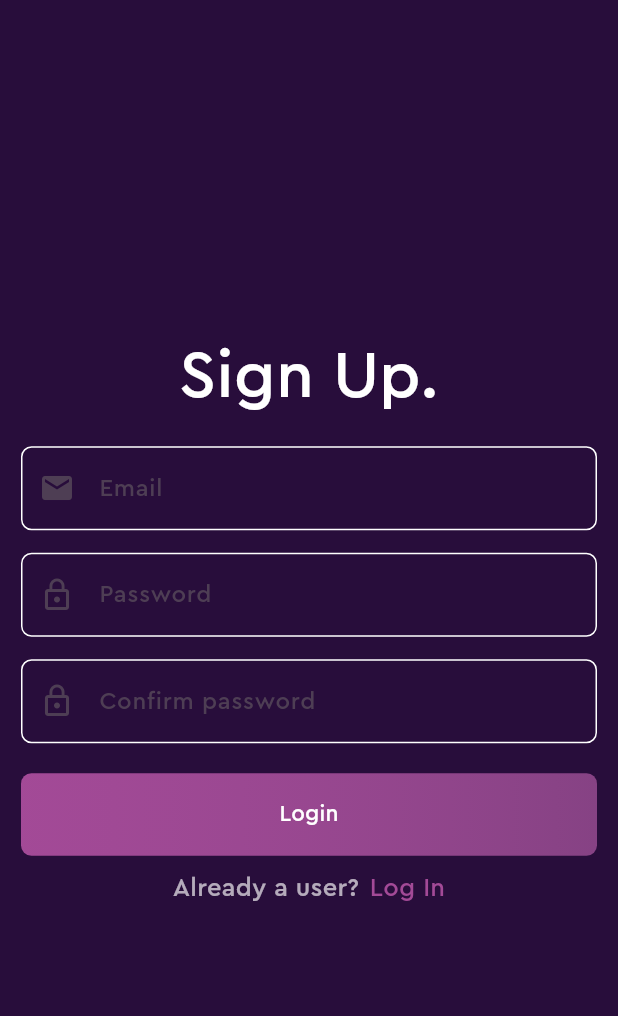
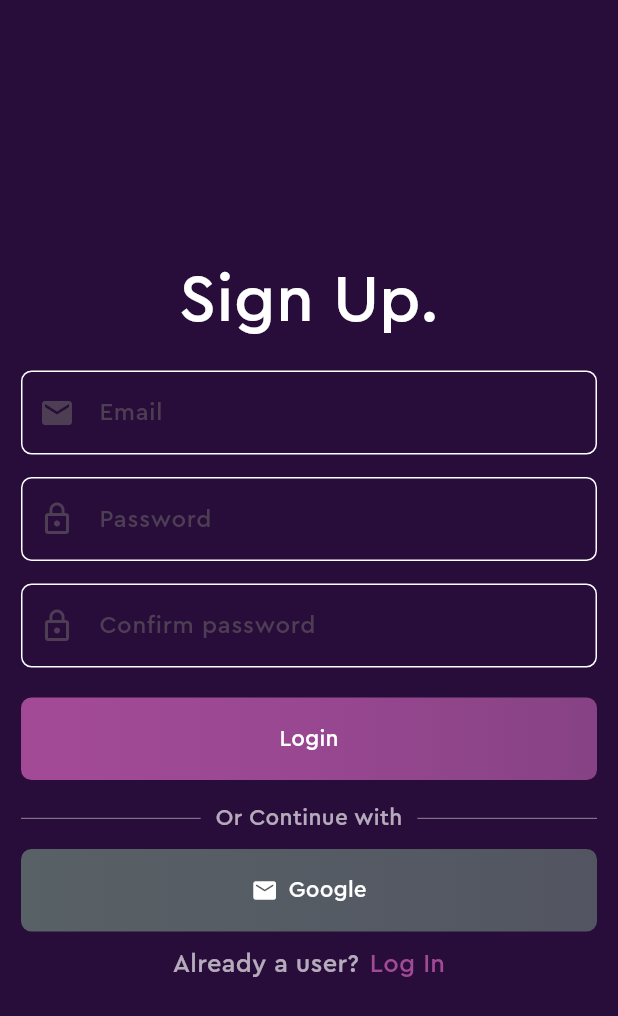
Before and after one commit to Sarania-M/PayTrack, a Flutter app: the screen it shows after launch, after a tap on "Sign Up", on a phone screen of 412 x 824 dp. Shown: the top 1016 px of the screen. Run offline on Flutter 3.47's test engine with Material 3 defaults, Android fonts, the phone set to English and light mode, and no system bars; our stand-ins replace cloud_firestore, firebase_auth, firebase_core, fl_chart, flutter_slidable, google_sign_in; accounts and stored records are empty; network calls fail.

Commit message:
added all required pages

```diff
--- a/lib/pages/auth/login_page.dart
+++ b/lib/pages/auth/login_page.dart
@@ -1,3 +1,4 @@
+import 'package:expenseapp/methods/auth_service.dart';
 import 'package:expenseapp/methods/expenses_data.dart';
 import 'package:expenseapp/models/gradient_button.dart';
 import 'package:expenseapp/models/input_field.dart';
@@ -92,14 +93,6 @@ void showError(String message, BuildContext context) {
                 InputField(hintText: 'Email', cont: emailCont, val: false,icon: Icon(Icons.email_rounded),),
                 SizedBox(height: 15,),
                 InputField(hintText: 'Password', cont: passCont, val: true,icon: Icon(Icons.lock_outline),),
-                SizedBox(height: 10,),
-                Row(
-
-                  children: [
-                    const SizedBox(width: 228,),
-                    Text('Forgot your password?',style: TextStyle(fontFamily: 'Cera',color: const Color.fromARGB(167, 255, 255, 255),fontSize: 15),)
-                  ],
-                ),
                 const SizedBox(height: 20,),
                 GradientButton(labelText: 'Login', onTap: () => logUserIn(emailCont, passCont), color1: Color.fromARGB(198, 198, 91, 177), color2: const Color.fromARGB(255, 134, 66, 132)),
                 const SizedBox(height: 15,),
@@ -119,7 +112,7 @@ void showError(String message, BuildContext context) {
                 borderRadius: BorderRadius.circular(7),
                 gradient: LinearGradient(colors: [const Color.fromARGB(255, 88, 97, 102),const Color.fromARGB(212, 91, 100, 105)])
                 ),
-                child: ElevatedButton(onPressed: () {},
+                child: ElevatedButton(onPressed: ()=> AuthService().handleGoogleLogin(context),
                 style: ElevatedButton.styleFrom(
                 backgroundColor: const Color.fromARGB(0, 255, 255, 255),
                 fixedSize: const Size(384, 55),
@@ -131,7 +124,7 @@ void showError(String message, BuildContext context) {
 
                     SizedBox(width: 7,),
 
-                    Text('Google',style: TextStyle(color: Colors.white,fontFamily: 'Cera',fontSize: 15),),
+                    Text('Google',style: TextStyle(color: Colors.white,fontFamily: 'Cera',fontSize: 15),)
                   ],
                 )),
                 ),
--- a/lib/pages/auth/signup_page.dart
+++ b/lib/pages/auth/signup_page.dart
@@ -1,3 +1,4 @@
+import 'package:expenseapp/methods/auth_service.dart';
 import 'package:expenseapp/methods/expenses_data.dart';
 import 'package:expenseapp/models/gradient_button.dart';
 import 'package:expenseapp/models/input_field.dart';
@@ -103,6 +104,39 @@ void showError(String message, BuildContext context) {
                 InputField(hintText: 'Confirm password', cont: confirmPass, val: true,icon: Icon(Icons.lock_outline),),
                 const SizedBox(height: 20,),
                 GradientButton(labelText: 'Login', onTap: () => registerUser(emailCont, passCont, confirmPass),color1:Color.fromARGB(198, 198, 91, 177),color2:const Color.fromARGB(255, 134, 66, 132)),
+                const SizedBox(height: 15,),
+                Row(children: [
+                  const SizedBox(width: 14,),
+                  Expanded(child: Divider(color: const Color.fromARGB(167, 255, 255, 255),thickness: 0.5,)),
+                  const SizedBox(width: 10,),
+                  Text('Or Continue with',style: TextStyle(fontFamily: 'Cera',color: const Color.fromARGB(167, 255, 255, 255),fontSize: 15),),
+                  const SizedBox(width: 10,),
+                  Expanded(child: Divider(color: const Color.fromARGB(167, 255, 255, 255),thickness: 0.5,)),
+                  const SizedBox(width: 14,),
+
+                ],),
+                const SizedBox(height:10),
+                Container(
+                decoration: BoxDecoration(
+                borderRadius: BorderRadius.circular(7),
+                gradient: LinearGradient(colors: [const Color.fromARGB(255, 88, 97, 102),const Color.fromARGB(212, 91, 100, 105)])
+                ),
+                child: ElevatedButton(onPressed: ()=> AuthService().handleGoogleLogin(context),
+                style: ElevatedButton.styleFrom(
+                backgroundColor: const Color.fromARGB(0, 255, 255, 255),
+                fixedSize: const Size(384, 55),
+                shadowColor: const Color.fromARGB(0, 22, 20, 20),
+                ), child: Row(
+                  mainAxisAlignment: MainAxisAlignment.center,
+                  children: [
+                    Icon(Icons.email_rounded,color: Colors.white,),
+
+                    SizedBox(width: 7,),
+
+                    Text('Google',style: TextStyle(color: Colors.white,fontFamily: 'Cera',fontSize: 15),)
+                  ],
+                )),
+                ),
                 const SizedBox(height:10),
                 Row(
                   mainAxisAlignment: MainAxisAlignment.center,
@@ -113,8 +147,7 @@ void showError(String message, BuildContext context) {
                       onTap: widget.onTap,
                       child: Text("Log In",style: TextStyle(fontFamily: 'Cera',fontSize: 17,color: Color.fromARGB(198, 198, 91, 177)),)),
                   ],
-                )
-
+                ),
               ],
             ),
           ),
--- a/lib/pages/home_page.dart
+++ b/lib/pages/home_page.dart
@@ -2,7 +2,6 @@ import 'package:expenseapp/methods/expenses_data.dart';
 import 'package:expenseapp/models/expense_item.dart';
 import 'package:expenseapp/models/expense_overview.dart';
 import 'package:expenseapp/models/item_tile.dart';
-import 'package:firebase_auth/firebase_auth.dart';
 import 'package:flutter/material.dart';
 import 'package:provider/provider.dart';
 
--- a/pubspec.yaml
+++ b/pubspec.yaml
@@ -41,6 +41,7 @@ dependencies:
   firebase_core: ^3.15.0
   firebase_auth: ^5.6.1
   cloud_firestore: ^5.6.11
+  google_sign_in: ^5.4.2
 
 
 
```
Also changed, not shown: lib/methods/auth_service.dart (added, +35 -0 lines), pubspec.lock, 1 other file.
